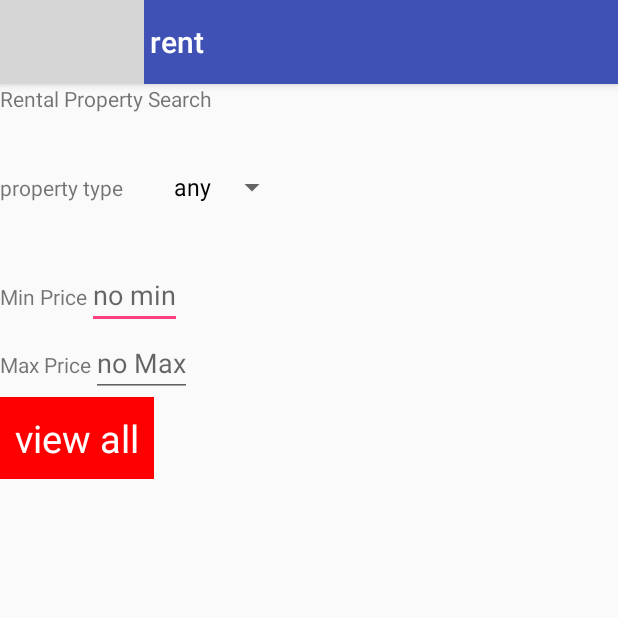
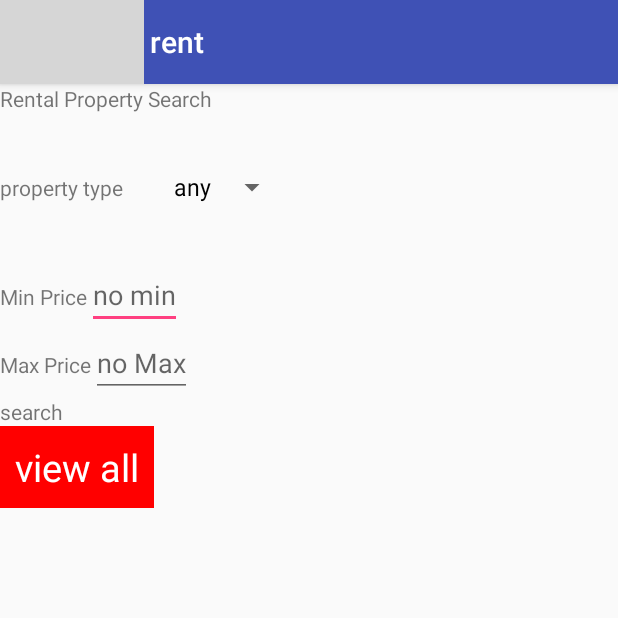
Before and after one commit to deadlycrawler/HearthstonePropertyManagement, an Android app: the rent_search screen opened directly, with no data from a screen before it, on a phone screen of 412 x 824 dp, the top half of it. Run offline under Robolectric (Android 15) with nearby library versions, the phone set to English and light mode, and no system bars; grey boxes are pictures that could not be loaded.

Commit message:
minor update

```diff
--- a/app/src/main/res/layout/rent_search.xml
+++ b/app/src/main/res/layout/rent_search.xml
@@ -62,6 +62,12 @@
     </LinearLayout>
 
     <TextView
+        android:layout_width="wrap_content"
+        android:layout_height="wrap_content"
+        android:text="@string/search"
+        />
+
+    <TextView
         android:id="@+id/rentViewAll"
         android:layout_width="wrap_content"
         android:layout_height="wrap_content"
--- a/app/src/main/res/values/strings.xml
+++ b/app/src/main/res/values/strings.xml
@@ -64,5 +64,7 @@
 
     <string name="rental_propety_search">Rental Property Search</string>
 
+    <string name="search">search</string>
+
 
 </resources>
```
